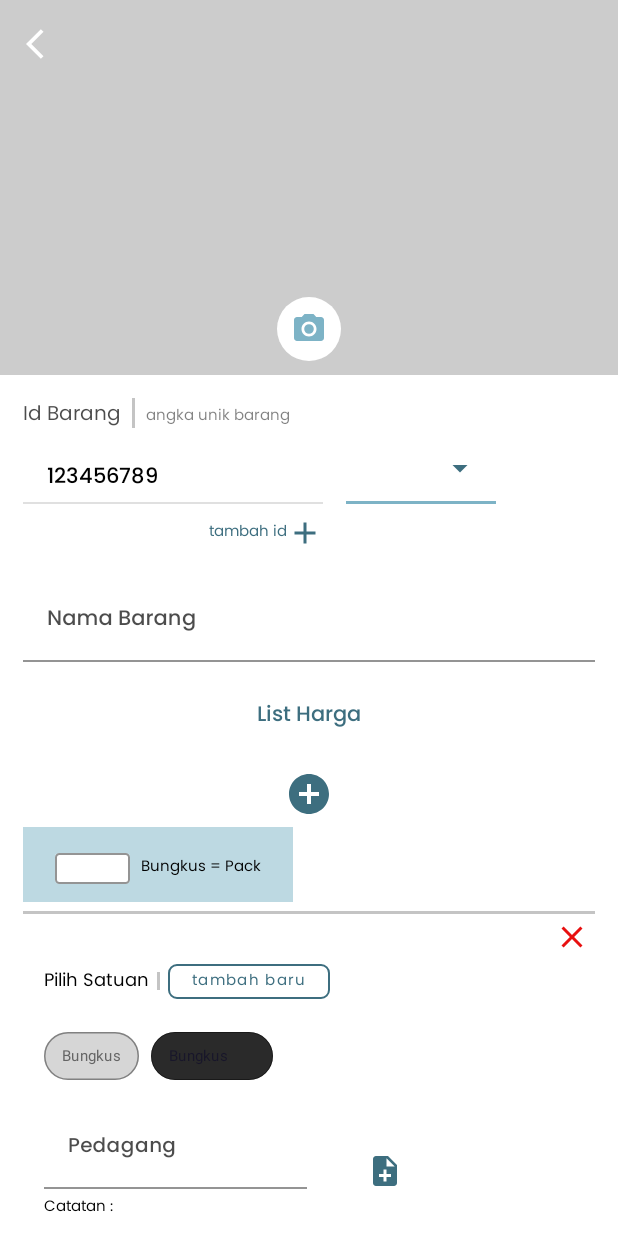
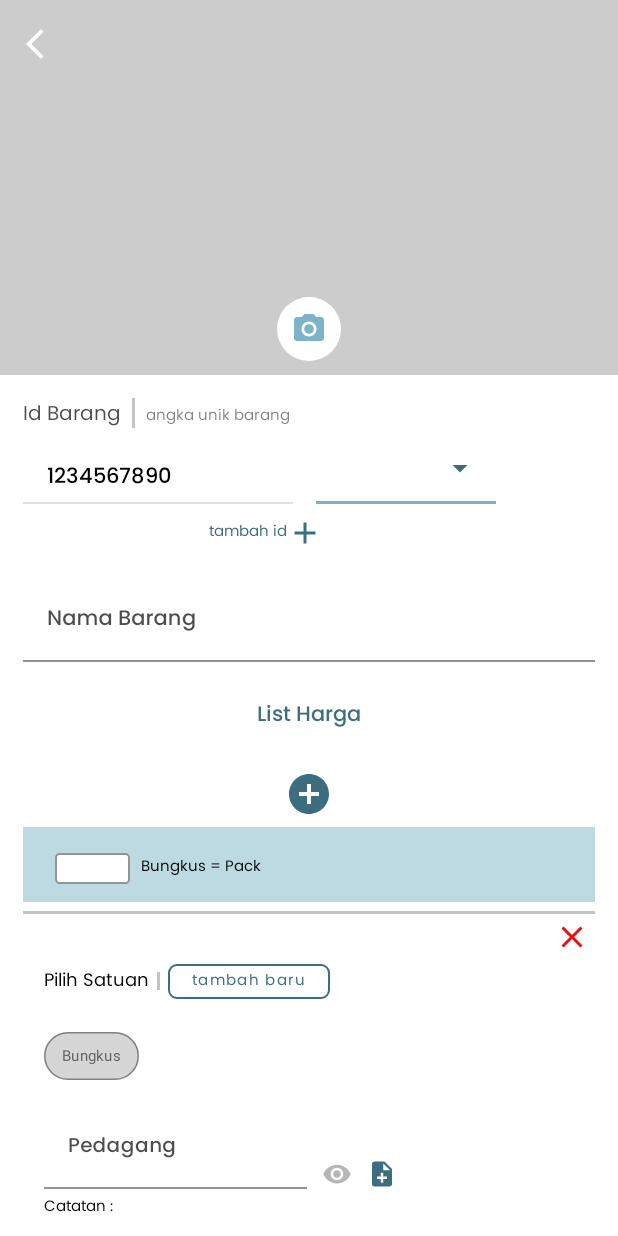
Before and after one commit to m-rizqi/toko-managament-system, an Android app: the screen it shows after launch (NewProductActivity), on a phone screen of 412 x 824 dp. Run offline under Robolectric (Android 15) with nearby library versions, the phone set to English and light mode, and no system bars.

Commit message:
drop down user experience

```diff
--- a/app/build.gradle
+++ b/app/build.gradle
@@ -30,8 +30,8 @@ android {
 
 dependencies {
 
-    implementation 'androidx.appcompat:appcompat:1.4.0'
-    implementation 'com.google.android.material:material:1.3.0'
+    implementation 'androidx.appcompat:appcompat:1.3.0'
+    implementation 'com.google.android.material:material:1.4.0'
     implementation 'androidx.constraintlayout:constraintlayout:2.0.4'
     testImplementation 'junit:junit:4.+'
     androidTestImplementation 'androidx.test.ext:junit:1.1.3'
--- /dev/null
+++ b/app/src/main/java/com/example/tokomanagementsystem/model/Product.java
@@ -0,0 +1,66 @@
+package com.example.tokomanagementsystem.model;
+
+import java.util.ArrayList;
+import java.util.List;
+
+public class Product {
+
+    private List<Id> id;
+    private String name;
+    private Price prices;
+    private String imagePath;
+    private int clickCount;
+
+    public Product(Id id) {
+        this.id = new ArrayList<>();
+        this.id.add(id);
+    }
+
+    public Product(List<Id> id, String name, Price prices, String imagePath, int clickCount) {
+        this.id = id;
+        this.name = name;
+        this.prices = prices;
+        this.imagePath = imagePath;
+        this.clickCount = clickCount;
+    }
+
+    public List<Id> getId() {
+        return id;
+    }
+
+    public void setId(List<Id> id) {
+        this.id = id;
+    }
+
+    public String getName() {
+        return name;
+    }
+
+    public void setName(String name) {
+        this.name = name;
+    }
+
+    public Price getPrices() {
+        return prices;
+    }
+
+    public void setPrices(Price prices) {
+        this.prices = prices;
+    }
+
+    public String getImagePath() {
+        return imagePath;
+    }
+
+    public void setImagePath(String imagePath) {
+        this.imagePath = imagePath;
+    }
+
+    public int getClickCount() {
+        return clickCount;
+    }
+
+    public void setClickCount(int clickCount) {
+        this.clickCount = clickCount;
+    }
+}
--- a/app/src/main/java/com/example/tokomanagementsystem/view/NewProductActivity.java
+++ b/app/src/main/java/com/example/tokomanagementsystem/view/NewProductActivity.java
@@ -14,6 +14,7 @@ import com.example.tokomanagementsystem.R;
 import com.example.tokomanagementsystem.model.Id;
 import com.example.tokomanagementsystem.model.Price;
 import com.example.tokomanagementsystem.viewmodel.adapter.IdsRecyclerViewAdapter;
+import com.example.tokomanagementsystem.viewmodel.adapter.NewProductViewModel;
 import com.example.tokomanagementsystem.viewmodel.adapter.PriceRecyclerViewAdapter;
 import com.google.android.material.button.MaterialButton;
 import com.google.android.material.textfield.TextInputEditText;
@@ -33,6 +34,7 @@ public class NewProductActivity extends AppCompatActivity {
     //vars
     IdsRecyclerViewAdapter idsAdapter;
     PriceRecyclerViewAdapter pricesAdapter;
+    NewProductViewModel newProductViewModel;
 
     @Override
     protected void onCreate(Bundle savedInstanceState) {
@@ -50,6 +52,9 @@ public class NewProductActivity extends AppCompatActivity {
         notifrememberCheckBox = findViewById(R.id.newproduct_checkbox_notification);
         simpanButton = findViewById(R.id.newproduct_materialbutton_save);
 
+        //vars
+        newProductViewModel = new NewProductViewModel(1234567890L);
+
         //widget configuration
         backButton.setOnClickListener(new View.OnClickListener() {
             @Override
@@ -64,11 +69,11 @@ public class NewProductActivity extends AppCompatActivity {
             }
         });
 //        productImage
-        idsAdapter = new IdsRecyclerViewAdapter(new Id(123456789L, "", 1L));
+        idsAdapter = new IdsRecyclerViewAdapter(newProductViewModel.getProduct().getId().get(0), newProductViewModel.getRoleAutoCompleteTextview());
         idsRecyclerview.setLayoutManager(new LinearLayoutManager(getApplicationContext()));
         idsRecyclerview.setAdapter(idsAdapter);
 
-        pricesAdapter = new PriceRecyclerViewAdapter(new Price(12L, "Bungkus"));
+        pricesAdapter = new PriceRecyclerViewAdapter(newProductViewModel.getPrice());
         pricesRecylerview.setLayoutManager(new LinearLayoutManager(getApplicationContext()));
         pricesRecylerview.setAdapter(pricesAdapter);
 
--- a/app/src/main/java/com/example/tokomanagementsystem/viewmodel/adapter/IdsRecyclerViewAdapter.java
+++ b/app/src/main/java/com/example/tokomanagementsystem/viewmodel/adapter/IdsRecyclerViewAdapter.java
@@ -3,6 +3,7 @@ package com.example.tokomanagementsystem.viewmodel.adapter;
 import android.view.LayoutInflater;
 import android.view.View;
 import android.view.ViewGroup;
+import android.widget.ArrayAdapter;
 import android.widget.AutoCompleteTextView;
 import android.widget.ImageButton;
 import android.widget.RelativeLayout;
@@ -22,10 +23,12 @@ public class IdsRecyclerViewAdapter extends RecyclerView.Adapter<IdsRecyclerView
 
     //vars
     private ArrayList<Id> idsProduct = new ArrayList<>();
+    private ArrayList<String> roleAutoCompleteList;
     private ArrayList<IdsViewHoder> idsViewHoders = new ArrayList<>();
 
-    public IdsRecyclerViewAdapter(Id id) {
+    public IdsRecyclerViewAdapter(Id id, ArrayList<String> roleAutoCompleteList) {
         idsProduct.add(id);
+        this.roleAutoCompleteList = roleAutoCompleteList;
     }
 
     @Override
@@ -52,7 +55,7 @@ public class IdsRecyclerViewAdapter extends RecyclerView.Adapter<IdsRecyclerView
         holder.addIdButton.setOnClickListener(new View.OnClickListener() {
             @Override
             public void onClick(View v) {
-                addId(new Id(999999L, "", 3L));
+                addId(new Id(999999L, "Default", 3L));
             }
         });
         holder.deleteIdButton.setOnClickListener(new View.OnClickListener() {
@@ -89,6 +92,9 @@ public class IdsRecyclerViewAdapter extends RecyclerView.Adapter<IdsRecyclerView
         ImageButton addIdButton, deleteIdButton;
         TextView tambahIdTextView;
 
+        //vars
+        ArrayAdapter<String> roleAutoCompeteAdapter;
+
         public IdsViewHoder(@NonNull View itemView) {
             super(itemView);
 
@@ -102,6 +108,11 @@ public class IdsRecyclerViewAdapter extends RecyclerView.Adapter<IdsRecyclerView
             addIdButton = itemView.findViewById(R.id.ids_imagebutton_tambahid);
             deleteIdButton = itemView.findViewById(R.id.ids_imagebutton_kurangid);
             tambahIdTextView = itemView.findViewById(R.id.ids_textview_tambahid);
+
+            //vars config
+            roleAutoCompeteAdapter = new ArrayAdapter<>(itemView.getContext(),R.layout.drop_down_list_item,roleAutoCompleteList);
+            priorityAutoComplete.setAdapter(roleAutoCompeteAdapter);
+            priorityAutoComplete.setDropDownBackgroundResource(R.color.white);
 
             //widgets configuration
 
--- /dev/null
+++ b/app/src/main/java/com/example/tokomanagementsystem/viewmodel/adapter/NewProductViewModel.java
@@ -0,0 +1,52 @@
+package com.example.tokomanagementsystem.viewmodel.adapter;
+
+import android.annotation.SuppressLint;
+
+import com.example.tokomanagementsystem.model.Id;
+import com.example.tokomanagementsystem.model.Price;
+import com.example.tokomanagementsystem.model.Product;
+
+import java.util.ArrayList;
+import java.util.List;
+
+public class NewProductViewModel {
+
+    private Product product;
+    private Price price;
+    private ArrayList<String> roleAutoCompleteTextview;
+
+    @SuppressLint("NewApi")
+    public NewProductViewModel(Long firstId){
+        Id id = new Id(firstId,"Default", null);
+        product = new Product(id);
+        price = new Price();
+        product.setPrices(price);
+        roleAutoCompleteTextview = new ArrayList<>(
+                List.of("Default","Bungkus", "Pack")
+        );
+    }
+
+    public Product getProduct() {
+        return product;
+    }
+
+    public void setProduct(Product product) {
+        this.product = product;
+    }
+
+    public Price getPrice() {
+        return price;
+    }
+
+    public void setPrice(Price price) {
+        this.price = price;
+    }
+
+    public ArrayList<String> getRoleAutoCompleteTextview() {
+        return roleAutoCompleteTextview;
+    }
+
+    public void setRoleAutoCompleteTextview(ArrayList<String> roleAutoCompleteTextview) {
+        this.roleAutoCompleteTextview = roleAutoCompleteTextview;
+    }
+}
--- a/app/src/main/java/com/example/tokomanagementsystem/viewmodel/adapter/PriceRecyclerViewAdapter.java
+++ b/app/src/main/java/com/example/tokomanagementsystem/viewmodel/adapter/PriceRecyclerViewAdapter.java
@@ -3,21 +3,27 @@ package com.example.tokomanagementsystem.viewmodel.adapter;
 import android.annotation.SuppressLint;
 import android.content.res.ColorStateList;
 import android.graphics.Typeface;
+import android.os.Build;
 import android.view.ContextThemeWrapper;
+import android.view.Gravity;
 import android.view.LayoutInflater;
 import android.view.View;
 import android.view.ViewGroup;
+import android.widget.AbsoluteLayout;
 import android.widget.CheckBox;
 import android.widget.ImageButton;
 import android.widget.LinearLayout;
+import android.widget.RelativeLayout;
 import android.widget.TextView;
 
 import androidx.annotation.NonNull;
+import androidx.annotation.RequiresApi;
 import androidx.core.content.res.ResourcesCompat;
 import androidx.recyclerview.widget.RecyclerView;
 
 import com.example.tokomanagementsystem.R;
 import com.example.tokomanagementsystem.model.Price;
+import com.google.android.material.appbar.CollapsingToolbarLayout;
 import com.google.android.material.button.MaterialButton;
 import com.google.android.material.chip.Chip;
 import com.google.android.material.chip.ChipGroup;
@@ -25,6 +31,8 @@ import com.google.android.material.textfield.TextInputEditText;
 import com.google.android.material.textfield.TextInputLayout;
 
 import java.util.ArrayList;
+
+import static android.view.ViewGroup.LayoutParams.WRAP_CONTENT;
 
 public class PriceRecyclerViewAdapter extends RecyclerView.Adapter {
 
@@ -97,22 +105,9 @@ public class PriceRecyclerViewAdapter extends RecyclerView.Adapter {
 
         }
 
-        @SuppressLint("ResourceAsColor")
         public void addUnitChip(String name){
-            Chip chip = new Chip(new ContextThemeWrapper(view.getContext(), R.style.Widget_MaterialComponents_Chip_Choice));
+            Chip chip = (Chip) LayoutInflater.from(view.getContext()).inflate(R.layout.unit_chip_layout, null);
             chip.setText(name);
-            chip.setTextColor(R.color.price_chip_text_selector);
-            chip.setTypeface(ResourcesCompat.getFont(view.getContext(), R.font.poppins_w400_regular));
-            chip.setTextSize(10);
-            chip.setBackgroundColor(R.color.price_chip_background_selector);
-            int colorInt = itemView.getResources().getColor(R.color.price_chip_stroke_selector);
-            ColorStateList colorStateList = ColorStateList.valueOf(colorInt);
-            chip.setChipStrokeColor(colorStateList);
-            chip.setChipStrokeWidth(1);
-            chip.setCheckable(true);
-            chip.setClickable(true);
-            chip.setFocusable(true);
-
             unitChipGroup.addView(chip);
         }
 
--- a/app/src/main/res/drawable/ic_baseline_note_add_24.xml
+++ b/app/src/main/res/drawable/ic_baseline_note_add_24.xml
@@ -1,6 +1,6 @@
 <vector xmlns:android="http://schemas.android.com/apk/res/android"
-    android:width="24dp"
-    android:height="24dp"
+    android:width="20dp"
+    android:height="20dp"
     android:viewportWidth="24"
     android:viewportHeight="24"
     android:autoMirrored="true">
--- a/app/src/main/res/drawable/ic_baseline_visibility_24.xml
+++ b/app/src/main/res/drawable/ic_baseline_visibility_24.xml
@@ -1,5 +1,5 @@
 <vector android:alpha="0.8" android:height="24dp"
-    android:tint="?attr/colorControlNormal" android:viewportHeight="24"
+    android:tint="#99000000" android:viewportHeight="24"
     android:viewportWidth="24" android:width="24dp" xmlns:android="http://schemas.android.com/apk/res/android">
-    <path android:fillColor="@android:color/white" android:pathData="M12,4.5C7,4.5 2.73,7.61 1,12c1.73,4.39 6,7.5 11,7.5s9.27,-3.11 11,-7.5c-1.73,-4.39 -6,-7.5 -11,-7.5zM12,17c-2.76,0 -5,-2.24 -5,-5s2.24,-5 5,-5 5,2.24 5,5 -2.24,5 -5,5zM12,9c-1.66,0 -3,1.34 -3,3s1.34,3 3,3 3,-1.34 3,-3 -1.34,-3 -3,-3z"/>
+    <path android:fillColor="#99000000" android:pathData="M12,4.5C7,4.5 2.73,7.61 1,12c1.73,4.39 6,7.5 11,7.5s9.27,-3.11 11,-7.5c-1.73,-4.39 -6,-7.5 -11,-7.5zM12,17c-2.76,0 -5,-2.24 -5,-5s2.24,-5 5,-5 5,2.24 5,5 -2.24,5 -5,5zM12,9c-1.66,0 -3,1.34 -3,3s1.34,3 3,3 3,-1.34 3,-3 -1.34,-3 -3,-3z"/>
 </vector>
--- a/app/src/main/res/drawable/ic_baseline_visibility_off_24.xml
+++ b/app/src/main/res/drawable/ic_baseline_visibility_off_24.xml
@@ -1,5 +1,5 @@
 <vector android:alpha="0.8" android:height="24dp"
-    android:tint="?attr/colorControlNormal" android:viewportHeight="24"
+    android:tint="#99000000" android:viewportHeight="24"
     android:viewportWidth="24" android:width="24dp" xmlns:android="http://schemas.android.com/apk/res/android">
-    <path android:fillColor="@android:color/white" android:pathData="M12,7c2.76,0 5,2.24 5,5 0,0.65 -0.13,1.26 -0.36,1.83l2.92,2.92c1.51,-1.26 2.7,-2.89 3.43,-4.75 -1.73,-4.39 -6,-7.5 -11,-7.5 -1.4,0 -2.74,0.25 -3.98,0.7l2.16,2.16C10.74,7.13 11.35,7 12,7zM2,4.27l2.28,2.28 0.46,0.46C3.08,8.3 1.78,10.02 1,12c1.73,4.39 6,7.5 11,7.5 1.55,0 3.03,-0.3 4.38,-0.84l0.42,0.42L19.73,22 21,20.73 3.27,3 2,4.27zM7.53,9.8l1.55,1.55c-0.05,0.21 -0.08,0.43 -0.08,0.65 0,1.66 1.34,3 3,3 0.22,0 0.44,-0.03 0.65,-0.08l1.55,1.55c-0.67,0.33 -1.41,0.53 -2.2,0.53 -2.76,0 -5,-2.24 -5,-5 0,-0.79 0.2,-1.53 0.53,-2.2zM11.84,9.02l3.15,3.15 0.02,-0.16c0,-1.66 -1.34,-3 -3,-3l-0.17,0.01z"/>
+    <path android:fillColor="#99000000" android:pathData="M12,7c2.76,0 5,2.24 5,5 0,0.65 -0.13,1.26 -0.36,1.83l2.92,2.92c1.51,-1.26 2.7,-2.89 3.43,-4.75 -1.73,-4.39 -6,-7.5 -11,-7.5 -1.4,0 -2.74,0.25 -3.98,0.7l2.16,2.16C10.74,7.13 11.35,7 12,7zM2,4.27l2.28,2.28 0.46,0.46C3.08,8.3 1.78,10.02 1,12c1.73,4.39 6,7.5 11,7.5 1.55,0 3.03,-0.3 4.38,-0.84l0.42,0.42L19.73,22 21,20.73 3.27,3 2,4.27zM7.53,9.8l1.55,1.55c-0.05,0.21 -0.08,0.43 -0.08,0.65 0,1.66 1.34,3 3,3 0.22,0 0.44,-0.03 0.65,-0.08l1.55,1.55c-0.67,0.33 -1.41,0.53 -2.2,0.53 -2.76,0 -5,-2.24 -5,-5 0,-0.79 0.2,-1.53 0.53,-2.2zM11.84,9.02l3.15,3.15 0.02,-0.16c0,-1.66 -1.34,-3 -3,-3l-0.17,0.01z"/>
 </vector>
--- a/app/src/main/res/layout/recyclerview_ids_itemlist.xml
+++ b/app/src/main/res/layout/recyclerview_ids_itemlist.xml
@@ -16,7 +16,7 @@
 
         <com.google.android.material.textfield.TextInputLayout
             android:id="@+id/ids_inputlayout_1"
-            android:layout_width="200dp"
+            android:layout_width="180dp"
             android:layout_height="wrap_content"
             style="@style/Widget.MaterialComponents.TextInputLayout.FilledBox"
             android:layout_gravity="bottom"
@@ -41,13 +41,14 @@
 
         <com.google.android.material.textfield.TextInputLayout
             android:id="@+id/ids_inputlayout_2"
-            android:layout_width="100dp"
+            android:layout_width="120dp"
             android:layout_height="wrap_content"
             app:layout_constraintTop_toTopOf="parent"
             app:layout_constraintLeft_toRightOf="@id/ids_inputlayout_1"
             style="@style/Widget.MaterialComponents.TextInputLayout.FilledBox.ExposedDropdownMenu"
             android:layout_marginLeft="15dp"
             app:boxStrokeColor="@color/blue_light"
+            app:boxBackgroundColor="#ffffff"
             app:endIconTint="@color/blue_dark"
             >
 
@@ -55,12 +56,11 @@
                 android:id="@+id/ids_autocompletetextview_priority"
                 android:layout_width="match_parent"
                 android:layout_height="match_parent"
-                android:background="@color/white"
                 android:fontFamily="@font/poppins_w500_medium"
                 android:paddingTop="10dp"
                 android:paddingBottom="5dp"
-                android:textColor="@color/black"
-                android:textSize="14sp"
+                android:textColor="#000000"
+                android:textSize="12sp"
                 />
 
         </com.google.android.material.textfield.TextInputLayout>
--- a/app/src/main/res/layout/recylerview_price_itemlist.xml
+++ b/app/src/main/res/layout/recylerview_price_itemlist.xml
@@ -25,9 +25,10 @@
         app:layout_constraintTop_toBottomOf="@id/price_imagebutton_addboxabove"
         android:orientation="horizontal"
         android:paddingVertical="12dp"
-        android:paddingHorizontal="21dp"
+        android:paddingLeft="21dp"
         android:layout_marginTop="6dp"
-        android:background="#807DB3C6">
+        android:background="#807DB3C6"
+        >
 
         <com.google.android.material.textfield.TextInputLayout
             android:id="@+id/price_inputlayout_1"
@@ -69,6 +70,10 @@
             android:layout_gravity="center_vertical"
             android:layout_marginTop="2dp"
             />
+
+        <View
+            android:layout_width="match_parent"
+            android:layout_height="1dp"/>
 
     </LinearLayout>
 
@@ -159,21 +164,22 @@
             app:selectionRequired="true"
             >
 
-            <com.google.android.material.chip.Chip
-                android:layout_width="wrap_content"
-                android:layout_height="wrap_content"
-                style="@style/Widget.MaterialComponents.Chip.Choice"
-                android:text="Bungkus"
-                android:textColor="@color/price_chip_text_selector"
-                android:fontFamily="@font/poppins_w400_regular"
-                android:textSize="10sp"
-                app:chipBackgroundColor="@color/price_chip_background_selector"
-                app:chipStrokeColor="@color/price_chip_stroke_selector"
-                app:chipStrokeWidth="1dp"
-                android:checkable="true"
-                android:clickable="true"
-                android:focusable="true"
-                />
+<!--            <com.google.android.material.chip.Chip-->
+<!--                android:id="@+id/price_chip_unit"-->
+<!--                android:layout_width="wrap_content"-->
+<!--                android:layout_height="wrap_content"-->
+<!--                style="@style/Widget.MaterialComponents.Chip.Choice"-->
+<!--                android:text="Bungkus"-->
+<!--                android:textColor="@color/price_chip_text_selector"-->
+<!--                android:fontFamily="@font/poppins_w400_regular"-->
+<!--                android:textSize="10sp"-->
+<!--                app:chipBackgroundColor="@color/price_chip_background_selector"-->
+<!--                app:chipStrokeColor="@color/price_chip_stroke_selector"-->
+<!--                app:chipStrokeWidth="1dp"-->
+<!--                android:checkable="true"-->
+<!--                android:clickable="true"-->
+<!--                android:focusable="true"-->
+<!--                />-->
 
         </com.google.android.material.chip.ChipGroup>
 
@@ -214,7 +220,7 @@
 
         </com.google.android.material.textfield.TextInputLayout>
 
-        <com.google.android.material.checkbox.MaterialCheckBox
+        <CheckBox
             android:id="@+id/price_checkbox_pedagangvisibility"
             android:layout_width="20dp"
             android:layout_height="20dp"
@@ -304,7 +310,7 @@
 
         </com.google.android.material.textfield.TextInputLayout>
 
-        <com.google.android.material.checkbox.MaterialCheckBox
+        <CheckBox
             android:id="@+id/price_checkbox_konsumenvisibility"
             android:layout_width="20dp"
             android:layout_height="20dp"
--- /dev/null
+++ b/app/src/main/res/layout/unit_chip_layout.xml
@@ -0,0 +1,18 @@
+<?xml version="1.0" encoding="utf-8"?>
+<com.google.android.material.chip.Chip
+    android:layout_width="wrap_content"
+    android:layout_height="wrap_content"
+    style="@style/Widget.MaterialComponents.Chip.Choice"
+    android:text="Bungkus"
+    android:textColor="@color/price_chip_text_selector"
+    android:fontFamily="@font/poppins_w400_regular"
+    android:textSize="10sp"
+    app:chipBackgroundColor="@color/price_chip_background_selector"
+    app:chipStrokeColor="@color/price_chip_stroke_selector"
+    app:chipStrokeWidth="1dp"
+    android:checkable="true"
+    android:clickable="true"
+    android:focusable="true"
+    xmlns:android="http://schemas.android.com/apk/res/android"
+    xmlns:app="http://schemas.android.com/apk/res-auto"
+    />
```
Also changed, not shown: app/src/main/java/com/example/tokomanagementsystem/model/Price.java (+5 -5 lines), app/src/main/java/com/example/tokomanagementsystem/model/User.java (added, +79 -0 lines), app/src/main/res/layout/drop_down_list_item.xml (added, +12 -0 lines).
